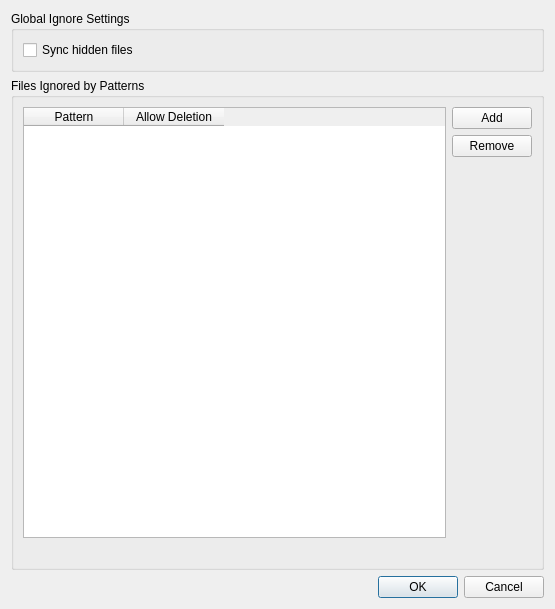
Qt form src/gui/ignorelisteditor.ui (reberthkss/ResultCloud) before a commit.
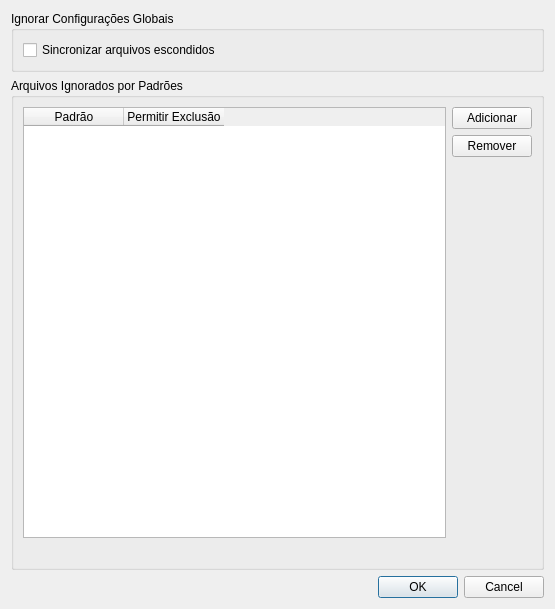
The same form after that commit.

```diff
--- a/src/gui/ignorelisteditor.ui
+++ b/src/gui/ignorelisteditor.ui
@@ -17,13 +17,13 @@
    <item row="0" column="0">
     <widget class="QGroupBox" name="groupBox">
      <property name="title">
-      <string>Global Ignore Settings</string>
+      <string>Ignorar Configurações Globais</string>
      </property>
      <layout class="QGridLayout" name="gridLayout_2">
       <item row="0" column="0">
        <widget class="QCheckBox" name="syncHiddenFilesCheckBox">
         <property name="text">
-         <string>Sync hidden files</string>
+         <string>Sincronizar arquivos escondidos</string>
         </property>
        </widget>
       </item>
@@ -33,7 +33,7 @@
    <item row="1" column="0">
     <widget class="QGroupBox" name="groupBox_2">
      <property name="title">
-      <string>Files Ignored by Patterns</string>
+      <string>Arquivos Ignorados por Padrões</string>
      </property>
      <layout class="QGridLayout" name="gridLayout">
       <item row="1" column="1">
@@ -42,7 +42,7 @@
          <bool>true</bool>
         </property>
         <property name="text">
-         <string>Remove</string>
+         <string>Remover</string>
         </property>
        </widget>
       </item>
@@ -52,7 +52,7 @@
          <bool>true</bool>
         </property>
         <property name="text">
-         <string>Add</string>
+         <string>Adicionar</string>
         </property>
        </widget>
       </item>
@@ -72,12 +72,12 @@
         </property>
         <column>
          <property name="text">
-          <string>Pattern</string>
+          <string>Padrão</string>
          </property>
         </column>
         <column>
          <property name="text">
-          <string>Allow Deletion</string>
+          <string>Permitir Exclusão</string>
          </property>
         </column>
        </widget>
```
Left out of the diff: 2 changed lines with no effect on the pictures.
